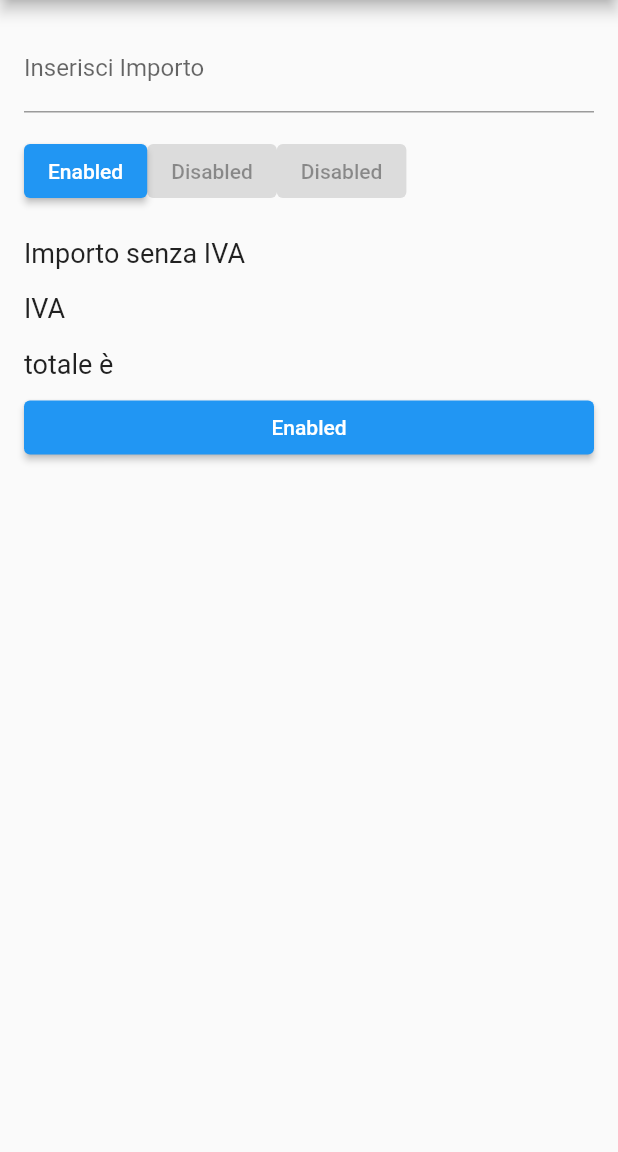
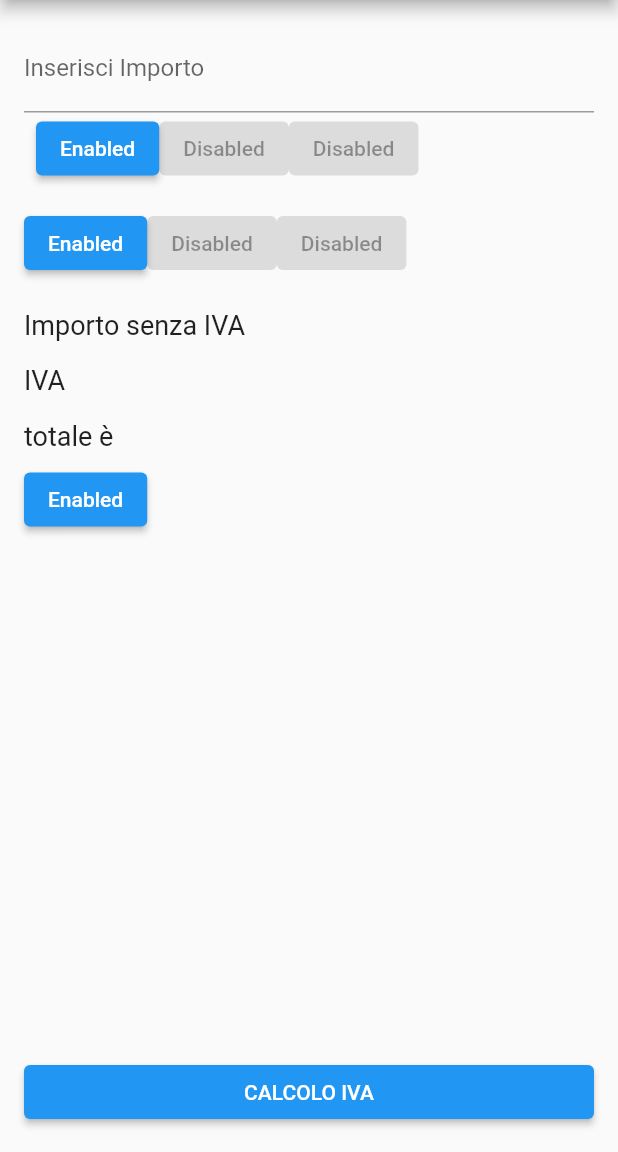
Before and after one commit to fioriofederico/TaxesCalculator, a Flutter app: the screen it shows after launch, on a phone screen of 412 x 824 dp, the part 84-1236 px from its top. Run offline on Flutter 3.47's test engine with Material 2 defaults, Android fonts, the phone set to English and light mode, and no system bars; missing offline and left inert: dart:ffi; Roboto replaces fonts that are missing (Futura).

Commit message:
Aggiornamento con implementazione dell flexible e del Align per porre il tasto Calocolo Iva sotto nello schermo

```diff
--- a/lib/main.dart
+++ b/lib/main.dart
@@ -1,6 +1,7 @@
 import 'dart:async';
 import 'dart:ffi';
 import 'package:flutter/material.dart';
+import 'package:flutter/rendering.dart';
 import 'package:flutter_test/flutter_test.dart';
 
 
@@ -16,11 +17,16 @@ class MyApp extends StatelessWidget{
 
     List<Widget> body = <Widget>[
       InputValue(),
+      Container(
+        margin: const EdgeInsets.only(left:8.0),
+        child: RowButton(),
+      ),
       Padding(padding: const EdgeInsetsDirectional.only(top:15.0),
           child:RowButton()),
       Padding(padding: const EdgeInsetsDirectional.only(top:12.0),
           child: ColumnValue(),),
       RowOnBottom(),
+      ButtonOnBottom(),
       /*Box(),
       RedBox(),
       GreenBox(),
@@ -227,11 +233,39 @@ class RowOnBottom extends StatelessWidget{
     return Column(
       mainAxisAlignment: MainAxisAlignment.end,
       crossAxisAlignment: CrossAxisAlignment.stretch,
+      mainAxisSize: MainAxisSize.max,
       children: [
-        ElevatedButton(
-          onPressed: () {},
-            child: const Text('Enabled'),
-        ),],
+        Row(
+          children: [
+            ElevatedButton(
+              onPressed: () {},
+              child: const Text('Enabled'),
+            ),
+          ],
+        ),
+      ],
     );
   }
 }
+
+class ButtonOnBottom extends StatelessWidget{
+  @override
+  Widget build(BuildContext context) {
+    return Expanded(
+      child: Align(
+          alignment: Alignment.bottomLeft,
+          child: Row(
+            children: [
+              Flexible(
+                fit: FlexFit.tight,
+                child: ElevatedButton(
+                  onPressed: () {},
+                  child: const Text('CALCOLO IVA'),
+                ),
+              )
+            ],
+          ),
+        ),
+    );
+  }
+}
```
